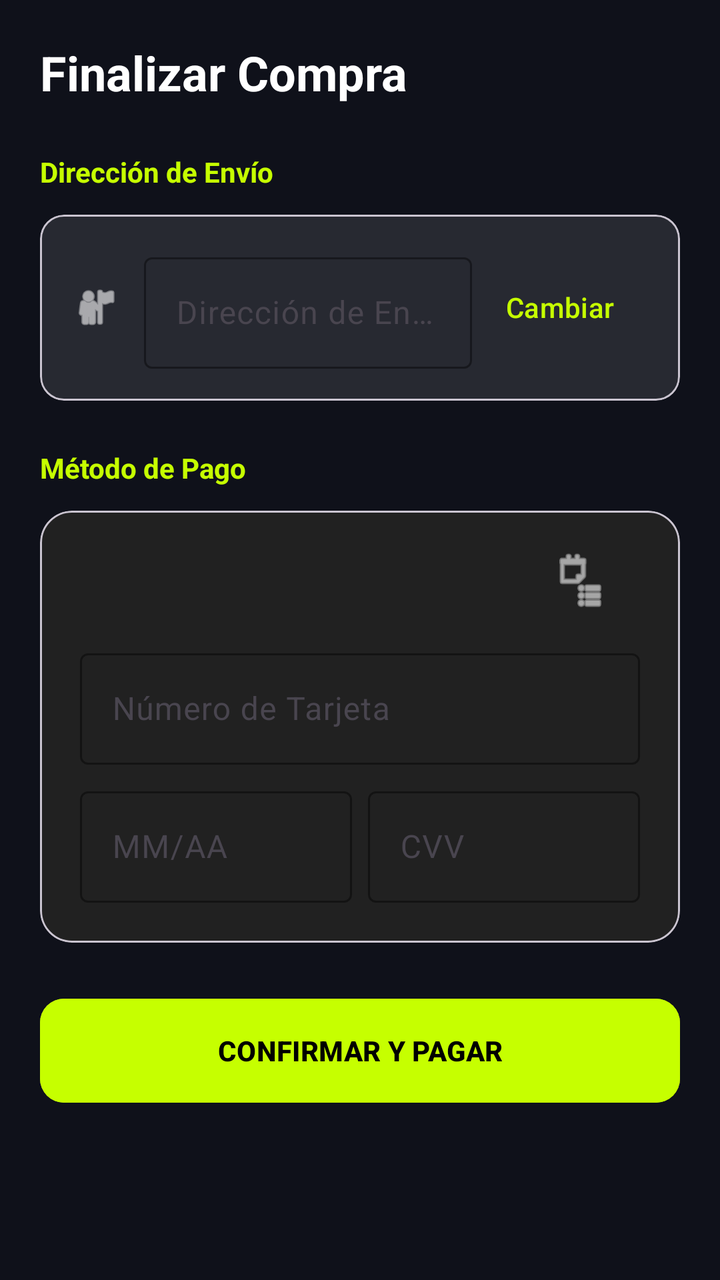
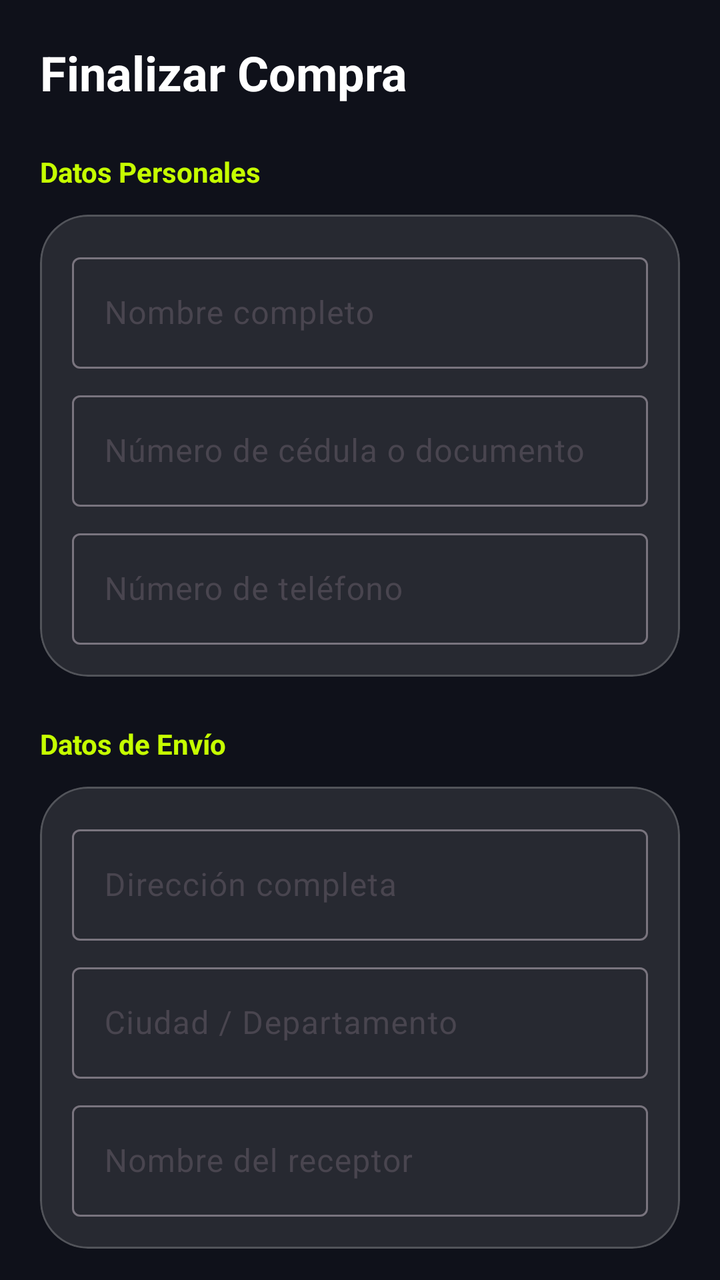

An Android layout rendered at two revisions. The XML below is the earlier revision; the diff shows what the commit changed to produce the second picture.
<!-- AndroidManifest.xml: application theme Theme.VoltCore -->
<!-- res/layout/fragment_checkout.xml -->
<?xml version="1.0" encoding="utf-8"?>
<androidx.core.widget.NestedScrollView xmlns:android="http://schemas.android.com/apk/res/android"
    xmlns:app="http://schemas.android.com/apk/res-auto"
    android:layout_width="match_parent"
    android:layout_height="match_parent"
    android:background="@color/volt_background">

    <LinearLayout
        android:layout_width="match_parent"
        android:layout_height="wrap_content"
        android:orientation="vertical"
        android:padding="20dp">

        <TextView
            android:layout_width="wrap_content"
            android:layout_height="wrap_content"
            android:text="Finalizar Compra"
            android:textColor="@color/white"
            android:textSize="24sp"
            android:textStyle="bold"
            android:layout_marginBottom="24dp"/>

        
        <TextView
            android:layout_width="wrap_content"
            android:layout_height="wrap_content"
            android:text="Dirección de Envío"
            android:textColor="@color/volt_primary"
            android:textStyle="bold"
            android:layout_marginBottom="12dp"/>

        <com.google.android.material.card.MaterialCardView
            android:layout_width="match_parent"
            android:layout_height="wrap_content"
            app:cardBackgroundColor="@color/glass_surface"
            app:cardCornerRadius="12dp"
            android:layout_marginBottom="24dp">
            <LinearLayout
                android:layout_width="match_parent"
                android:layout_height="wrap_content"
                android:orientation="horizontal"
                android:padding="16dp"
                android:gravity="center_vertical">
                <ImageView
                    android:layout_width="24dp"
                    android:layout_height="24dp"
                    android:src="@android:drawable/ic_menu_myplaces"
                    app:tint="@color/white"
                    android:contentDescription="Ubicación"/>
                <com.google.android.material.textfield.TextInputLayout
                    android:id="@+id/tilShippingAddress"
                    android:layout_width="0dp"
                    android:layout_height="wrap_content"
                    android:layout_weight="1"
                    android:layout_marginStart="12dp"
                    android:hint="Dirección de Envío"
                    style="@style/Widget.Material3.TextInputLayout.OutlinedBox"
                    app:boxStrokeColor="@color/volt_primary"
                    app:hintTextColor="@color/volt_primary">
                    <com.google.android.material.textfield.TextInputEditText
                        android:id="@+id/etShippingAddress"
                        android:layout_width="match_parent"
                        android:layout_height="wrap_content"
                        android:textColor="@color/white" />
                </com.google.android.material.textfield.TextInputLayout>
                <Button
                    style="@style/Widget.Material3.Button.TextButton"
                    android:layout_width="wrap_content"
                    android:layout_height="wrap_content"
                    android:text="Cambiar"
                    android:textColor="@color/volt_primary"/>
            </LinearLayout>
        </com.google.android.material.card.MaterialCardView>

        
        <TextView
            android:layout_width="wrap_content"
            android:layout_height="wrap_content"
            android:text="Método de Pago"
            android:textColor="@color/volt_primary"
            android:textStyle="bold"
            android:layout_marginBottom="12dp"/>

        <com.google.android.material.card.MaterialCardView
            android:layout_width="match_parent"
            android:layout_height="wrap_content"
            app:cardBackgroundColor="#212121"
            app:cardCornerRadius="16dp"
            android:layout_marginBottom="24dp">
            <LinearLayout
                android:layout_width="match_parent"
                android:layout_height="wrap_content"
                android:orientation="vertical"
                android:padding="20dp">
                <ImageView
                    android:layout_width="60dp"
                    android:layout_height="30dp"
                    android:layout_gravity="end"
                    android:src="@android:drawable/ic_menu_agenda"
                    app:tint="@color/white"
                    android:contentDescription="Tarjeta"/>
                <com.google.android.material.textfield.TextInputLayout
                    android:layout_width="match_parent"
                    android:layout_height="wrap_content"
                    android:hint="Número de Tarjeta"
                    style="@style/Widget.Material3.TextInputLayout.OutlinedBox"
                    android:layout_marginTop="16dp"
                    app:boxStrokeColor="@color/volt_primary"
                    app:hintTextColor="@color/volt_primary">
                    <com.google.android.material.textfield.TextInputEditText
                        android:layout_width="match_parent"
                        android:layout_height="wrap_content"
                        android:inputType="number"
                        android:textColor="@color/white" />
                </com.google.android.material.textfield.TextInputLayout>

                <LinearLayout
                    android:layout_width="match_parent"
                    android:layout_height="wrap_content"
                    android:orientation="horizontal"
                    android:layout_marginTop="8dp">
                    <com.google.android.material.textfield.TextInputLayout
                        android:layout_width="0dp"
                        android:layout_height="wrap_content"
                        android:layout_weight="1"
                        android:hint="MM/AA"
                        style="@style/Widget.Material3.TextInputLayout.OutlinedBox"
                        android:layout_marginEnd="8dp"
                        app:boxStrokeColor="@color/volt_primary"
                        app:hintTextColor="@color/volt_primary">
                        <com.google.android.material.textfield.TextInputEditText
                            android:layout_width="match_parent"
                            android:layout_height="wrap_content"
                            android:textColor="@color/white" />
                    </com.google.android.material.textfield.TextInputLayout>
                    <com.google.android.material.textfield.TextInputLayout
                        android:layout_width="0dp"
                        android:layout_height="wrap_content"
                        android:layout_weight="1"
                        android:hint="CVV"
                        style="@style/Widget.Material3.TextInputLayout.OutlinedBox"
                        app:boxStrokeColor="@color/volt_primary"
                        app:hintTextColor="@color/volt_primary">
                        <com.google.android.material.textfield.TextInputEditText
                            android:layout_width="match_parent"
                            android:layout_height="wrap_content"
                            android:inputType="numberPassword"
                            android:textColor="@color/white" />
                    </com.google.android.material.textfield.TextInputLayout>
                </LinearLayout>
            </LinearLayout>
        </com.google.android.material.card.MaterialCardView>

        <com.google.android.material.button.MaterialButton
            android:id="@+id/btnConfirmPayment"
            android:layout_width="match_parent"
            android:layout_height="60dp"
            android:text="CONFIRMAR Y PAGAR"
            android:backgroundTint="@color/volt_primary"
            android:textColor="@color/black"
            android:textStyle="bold"
            app:cornerRadius="12dp" />

        <ProgressBar
            android:id="@+id/pbPayment"
            android:layout_width="wrap_content"
            android:layout_height="wrap_content"
            android:layout_gravity="center"
            android:layout_marginTop="16dp"
            android:visibility="gone"
            android:indeterminateTint="@color/volt_primary" />

    </LinearLayout>
</androidx.core.widget.NestedScrollView>
<!-- resources referenced by this layout -->
<resources>
  <color name="black">#FF000000</color>
  <color name="glass_surface">#1AFFFFFF</color>
  <color name="volt_background">#0F111A</color>
  <color name="volt_primary">#C6FF00</color>
  <color name="white">#FFFFFFFF</color>
  <style name="Theme.VoltCore" parent="Base.Theme.VoltCore" />
  <style name="Base.Theme.VoltCore" parent="Theme.Material3.DayNight.NoActionBar">
          
          <item name="colorPrimary">@color/volt_primary</item>
          <item name="android:windowBackground">@color/volt_background</item>
          <item name="colorSurface">@color/glass_surface</item>
          <item name="colorOnSurface">@color/white</item>
      </style>
</resources>

<!-- the commit's change to res/layout/fragment_checkout.xml (unified diff, before → after) -->
@@ -24,51 +24,62 @@
         <TextView
             android:layout_width="wrap_content"
             android:layout_height="wrap_content"
-            android:text="Dirección de Envío"
+            android:text="Datos Personales"
             android:textColor="@color/volt_primary"
             android:textStyle="bold"
             android:layout_marginBottom="12dp"/>
 
         <com.google.android.material.card.MaterialCardView
-            android:layout_width="match_parent"
-            android:layout_height="wrap_content"
-            app:cardBackgroundColor="@color/glass_surface"
-            app:cardCornerRadius="12dp"
+            style="@style/Widget.VoltCore.Card"
+            android:layout_width="match_parent"
+            android:layout_height="wrap_content"
             android:layout_marginBottom="24dp">
             <LinearLayout
                 android:layout_width="match_parent"
                 android:layout_height="wrap_content"
-                android:orientation="horizontal"
-                android:padding="16dp"
-                android:gravity="center_vertical">
-                <ImageView
-                    android:layout_width="24dp"
-                    android:layout_height="24dp"
-                    android:src="@android:drawable/ic_menu_myplaces"
-                    app:tint="@color/white"
-                    android:contentDescription="Ubicación"/>
-                <com.google.android.material.textfield.TextInputLayout
-                    android:id="@+id/tilShippingAddress"
-                    android:layout_width="0dp"
-                    android:layout_height="wrap_content"
-                    android:layout_weight="1"
-                    android:layout_marginStart="12dp"
-                    android:hint="Dirección de Envío"
-                    style="@style/Widget.Material3.TextInputLayout.OutlinedBox"
-                    app:boxStrokeColor="@color/volt_primary"
-                    app:hintTextColor="@color/volt_primary">
-                    <com.google.android.material.textfield.TextInputEditText
-                        android:id="@+id/etShippingAddress"
-                        android:layout_width="match_parent"
-                        android:layout_height="wrap_content"
-                        android:textColor="@color/white" />
-                </com.google.android.material.textfield.TextInputLayout>
-                <Button
-                    style="@style/Widget.Material3.Button.TextButton"
-                    android:layout_width="wrap_content"
-                    android:layout_height="wrap_content"
-                    android:text="Cambiar"
-                    android:textColor="@color/volt_primary"/>
+                android:orientation="vertical"
+                android:padding="16dp">
+                <com.google.android.material.textfield.TextInputLayout
+                    android:id="@+id/tilFullName"
+                    android:layout_width="match_parent"
+                    android:layout_height="wrap_content"
+                    android:hint="Nombre completo"
+                    style="@style/Widget.Material3.TextInputLayout.OutlinedBox"
+                    android:layout_marginBottom="8dp">
+                    <com.google.android.material.textfield.TextInputEditText
+                        android:id="@+id/etFullName"
+                        android:layout_width="match_parent"
+                        android:layout_height="wrap_content"
+                        android:inputType="textPersonName"
+                        android:textColor="@color/white" />
+                </com.google.android.material.textfield.TextInputLayout>
+                <com.google.android.material.textfield.TextInputLayout
+                    android:id="@+id/tilDocument"
+                    android:layout_width="match_parent"
+                    android:layout_height="wrap_content"
+                    android:hint="Número de cédula o documento"
+                    style="@style/Widget.Material3.TextInputLayout.OutlinedBox"
+                    android:layout_marginBottom="8dp">
+                    <com.google.android.material.textfield.TextInputEditText
+                        android:id="@+id/etDocument"
+                        android:layout_width="match_parent"
+                        android:layout_height="wrap_content"
+                        android:inputType="number"
+                        android:textColor="@color/white" />
+                </com.google.android.material.textfield.TextInputLayout>
+                <com.google.android.material.textfield.TextInputLayout
+                    android:id="@+id/tilPhone"
+                    android:layout_width="match_parent"
+                    android:layout_height="wrap_content"
+                    android:hint="Número de teléfono"
+                    style="@style/Widget.Material3.TextInputLayout.OutlinedBox">
+                    <com.google.android.material.textfield.TextInputEditText
+                        android:id="@+id/etPhone"
+                        android:layout_width="match_parent"
+                        android:layout_height="wrap_content"
+                        android:inputType="phone"
+                        android:textColor="@color/white" />
+                </com.google.android.material.textfield.TextInputLayout>
             </LinearLayout>
         </com.google.android.material.card.MaterialCardView>
 
@@ -76,78 +87,247 @@
         <TextView
             android:layout_width="wrap_content"
             android:layout_height="wrap_content"
+            android:text="Datos de Envío"
+            android:textColor="@color/volt_primary"
+            android:textStyle="bold"
+            android:layout_marginBottom="12dp"/>
+
+        <com.google.android.material.card.MaterialCardView
+            style="@style/Widget.VoltCore.Card"
+            android:layout_width="match_parent"
+            android:layout_height="wrap_content"
+            android:layout_marginBottom="24dp">
+            <LinearLayout
+                android:layout_width="match_parent"
+                android:layout_height="wrap_content"
+                android:orientation="vertical"
+                android:padding="16dp">
+                <com.google.android.material.textfield.TextInputLayout
+                    android:id="@+id/tilShippingAddress"
+                    android:layout_width="match_parent"
+                    android:layout_height="wrap_content"
+                    android:hint="Dirección completa"
+                    style="@style/Widget.Material3.TextInputLayout.OutlinedBox"
+                    android:layout_marginBottom="8dp">
+                    <com.google.android.material.textfield.TextInputEditText
+                        android:id="@+id/etShippingAddress"
+                        android:layout_width="match_parent"
+                        android:layout_height="wrap_content"
+                        android:textColor="@color/white" />
+                </com.google.android.material.textfield.TextInputLayout>
+                <com.google.android.material.textfield.TextInputLayout
+                    android:id="@+id/tilCity"
+                    android:layout_width="match_parent"
+                    android:layout_height="wrap_content"
+                    android:hint="Ciudad / Departamento"
+                    style="@style/Widget.Material3.TextInputLayout.OutlinedBox"
+                    android:layout_marginBottom="8dp">
+                    <com.google.android.material.textfield.TextInputEditText
+                        android:id="@+id/etCity"
+                        android:layout_width="match_parent"
+                        android:layout_height="wrap_content"
+                        android:textColor="@color/white" />
+                </com.google.android.material.textfield.TextInputLayout>
+                <com.google.android.material.textfield.TextInputLayout
+                    android:id="@+id/tilReceiver"
+                    android:layout_width="match_parent"
+                    android:layout_height="wrap_content"
+                    android:hint="Nombre del receptor"
+                    style="@style/Widget.Material3.TextInputLayout.OutlinedBox">
+                    <com.google.android.material.textfield.TextInputEditText
+                        android:id="@+id/etReceiver"
+                        android:layout_width="match_parent"
+                        android:layout_height="wrap_content"
+                        android:textColor="@color/white" />
+                </com.google.android.material.textfield.TextInputLayout>
+            </LinearLayout>
+        </com.google.android.material.card.MaterialCardView>
+
+        
+        <TextView
+            android:layout_width="wrap_content"
+            android:layout_height="wrap_content"
             android:text="Método de Pago"
             android:textColor="@color/volt_primary"
             android:textStyle="bold"
             android:layout_marginBottom="12dp"/>
 
-        <com.google.android.material.card.MaterialCardView
-            android:layout_width="match_parent"
-            android:layout_height="wrap_content"
-            app:cardBackgroundColor="#212121"
-            app:cardCornerRadius="16dp"
-            android:layout_marginBottom="24dp">
-            <LinearLayout
-                android:layout_width="match_parent"
-                android:layout_height="wrap_content"
-                android:orientation="vertical"
-                android:padding="20dp">
-                <ImageView
-                    android:layout_width="60dp"
-                    android:layout_height="30dp"
-                    android:layout_gravity="end"
-                    android:src="@android:drawable/ic_menu_agenda"
-                    app:tint="@color/white"
-                    android:contentDescription="Tarjeta"/>
-                <com.google.android.material.textfield.TextInputLayout
-                    android:layout_width="match_parent"
-                    android:layout_height="wrap_content"
-                    android:hint="Número de Tarjeta"
-                    style="@style/Widget.Material3.TextInputLayout.OutlinedBox"
-                    android:layout_marginTop="16dp"
-                    app:boxStrokeColor="@color/volt_primary"
-                    app:hintTextColor="@color/volt_primary">
-                    <com.google.android.material.textfield.TextInputEditText
+        <com.google.android.material.chip.ChipGroup
+            android:id="@+id/cgPaymentMethods"
+            android:layout_width="match_parent"
+            android:layout_height="wrap_content"
+            android:layout_marginBottom="16dp"
+            app:singleSelection="true"
+            app:selectionRequired="true">
+
+            <com.google.android.material.chip.Chip
+                android:id="@+id/chipCard"
+                style="@style/Widget.Material3.Chip.Filter"
+                android:layout_width="wrap_content"
+                android:layout_height="wrap_content"
+                android:text="Tarjeta"
+                android:checked="true"
+                app:chipBackgroundColor="@color/glass_surface"
+                android:textColor="@color/white" />
+
+            <com.google.android.material.chip.Chip
+                android:id="@+id/chipWallet"
+                style="@style/Widget.Material3.Chip.Filter"
+                android:layout_width="wrap_content"
+                android:layout_height="wrap_content"
+                android:text="Nequi / Daviplata"
+                app:chipBackgroundColor="@color/glass_surface"
+                android:textColor="@color/white" />
+
+            <com.google.android.material.chip.Chip
+                android:id="@+id/chipCash"
+                style="@style/Widget.Material3.Chip.Filter"
+                android:layout_width="wrap_content"
+                android:layout_height="wrap_content"
+                android:text="Efectivo (Efecty)"
+                app:chipBackgroundColor="@color/glass_surface"
+                android:textColor="@color/white" />
+
+            <com.google.android.material.chip.Chip
+                android:id="@+id/chipTransfer"
+                style="@style/Widget.Material3.Chip.Filter"
+                android:layout_width="wrap_content"
+                android:layout_height="wrap_content"
+                android:text="Transferencia"
+                app:chipBackgroundColor="@color/glass_surface"
+                android:textColor="@color/white" />
+        </com.google.android.material.chip.ChipGroup>
+
+        <com.google.android.material.card.MaterialCardView
+            android:id="@+id/cvCardDetails"
+            style="@style/Widget.VoltCore.Card"
+            android:layout_width="match_parent"
+            android:layout_height="wrap_content"
+            android:layout_marginBottom="32dp">
+            <LinearLayout
+                android:layout_width="match_parent"
+                android:layout_height="wrap_content"
+                android:orientation="vertical"
+                android:padding="16dp">
+                <com.google.android.material.textfield.TextInputLayout
+                    android:id="@+id/tilCardNumber"
+                    android:layout_width="match_parent"
+                    android:layout_height="wrap_content"
+                    android:hint="Número de tarjeta"
+                    style="@style/Widget.Material3.TextInputLayout.OutlinedBox"
+                    android:layout_marginBottom="8dp">
+                    <com.google.android.material.textfield.TextInputEditText
+                        android:id="@+id/etCardNumber"
                         android:layout_width="match_parent"
                         android:layout_height="wrap_content"
                         android:inputType="number"
-                        android:textColor="@color/white" />
-                </com.google.android.material.textfield.TextInputLayout>
-
+                        android:maxLength="16"
+                        android:textColor="@color/white" />
+                </com.google.android.material.textfield.TextInputLayout>
+                <com.google.android.material.textfield.TextInputLayout
+                    android:id="@+id/tilCardHolder"
+                    android:layout_width="match_parent"
+                    android:layout_height="wrap_content"
+                    android:hint="Nombre del titular"
+                    style="@style/Widget.Material3.TextInputLayout.OutlinedBox"
+                    android:layout_marginBottom="8dp">
+                    <com.google.android.material.textfield.TextInputEditText
+                        android:id="@+id/etCardHolder"
+                        android:layout_width="match_parent"
+                        android:layout_height="wrap_content"
+                        android:inputType="textCapCharacters"
+                        android:textColor="@color/white" />
+                </com.google.android.material.textfield.TextInputLayout>
                 <LinearLayout
                     android:layout_width="match_parent"
                     android:layout_height="wrap_content"
-                    android:orientation="horizontal"
-                    android:layout_marginTop="8dp">
+                    android:orientation="horizontal">
                     <com.google.android.material.textfield.TextInputLayout
+                        android:id="@+id/tilExpiry"
                         android:layout_width="0dp"
                         android:layout_height="wrap_content"
                         android:layout_weight="1"
                         android:hint="MM/AA"
                         style="@style/Widget.Material3.TextInputLayout.OutlinedBox"
-                        android:layout_marginEnd="8dp"
-                        app:boxStrokeColor="@color/volt_primary"
-                        app:hintTextColor="@color/volt_primary">
+                        android:layout_marginEnd="8dp">
                         <com.google.android.material.textfield.TextInputEditText
+                            android:id="@+id/etExpiry"
                             android:layout_width="match_parent"
                             android:layout_height="wrap_content"
+                            android:inputType="date"
+                            android:maxLength="5"
                             android:textColor="@color/white" />
                     </com.google.android.material.textfield.TextInputLayout>
                     <com.google.android.material.textfield.TextInputLayout
+                        android:id="@+id/tilCvv"
                         android:layout_width="0dp"
                         android:layout_height="wrap_content"
                         android:layout_weight="1"
                         android:hint="CVV"
-                        style="@style/Widget.Material3.TextInputLayout.OutlinedBox"
-                        app:boxStrokeColor="@color/volt_primary"
-                        app:hintTextColor="@color/volt_primary">
+                        style="@style/Widget.Material3.TextInputLayout.OutlinedBox">
                         <com.google.android.material.textfield.TextInputEditText
+                            android:id="@+id/etCvv"
                             android:layout_width="match_parent"
                             android:layout_height="wrap_content"
                             android:inputType="numberPassword"
+                            android:maxLength="4"
                             android:textColor="@color/white" />
                     </com.google.android.material.textfield.TextInputLayout>
                 </LinearLayout>
+            </LinearLayout>
+        </com.google.android.material.card.MaterialCardView>
+
+        <com.google.android.material.card.MaterialCardView
+            android:id="@+id/cvWalletDetails"
+            style="@style/Widget.VoltCore.Card"
+            android:layout_width="match_parent"
+            android:layout_height="wrap_content"
+            android:layout_marginBottom="32dp"
+            android:visibility="gone">
+            <LinearLayout
+                android:layout_width="match_parent"
+                android:layout_height="wrap_content"
+                android:orientation="vertical"
+                android:padding="16dp">
+                <TextView
+                    android:layout_width="wrap_content"
+                    android:layout_height="wrap_content"
+                    android:text="Ingresa tu número de celular vinculado"
+                    android:textColor="@color/white"
+                    android:layout_marginBottom="12dp" />
+                <com.google.android.material.textfield.TextInputLayout
+                    android:id="@+id/tilWalletPhone"
+                    android:layout_width="match_parent"
+                    android:layout_height="wrap_content"
+                    android:hint="Celular (Nequi/Daviplata)"
+                    style="@style/Widget.Material3.TextInputLayout.OutlinedBox">
+                    <com.google.android.material.textfield.TextInputEditText
+                        android:id="@+id/etWalletPhone"
+                        android:layout_width="match_parent"
+                        android:layout_height="wrap_content"
+                        android:inputType="phone"
+                        android:textColor="@color/white" />
+                </com.google.android.material.textfield.TextInputLayout>
+            </LinearLayout>
+        </com.google.android.material.card.MaterialCardView>
+
+        <com.google.android.material.card.MaterialCardView
+            android:id="@+id/cvCashDetails"
+            style="@style/Widget.VoltCore.Card"
+            android:layout_width="match_parent"
+            android:layout_height="wrap_content"
+            android:layout_marginBottom="32dp"
+            android:visibility="gone">
+            <LinearLayout
+                android:layout_width="match_parent"
+                android:layout_height="wrap_content"
+                android:orientation="vertical"
+                android:padding="16dp">
+                <TextView
+                    android:layout_width="wrap_content"
+                    android:layout_height="wrap_content"
+                    android:text="Se generará un convenio para pagar en puntos físicos."
+                    android:textColor="@color/white" />
             </LinearLayout>
         </com.google.android.material.card.MaterialCardView>
 
<!-- resource entries referenced after the edit -->
@@ -5,7 +5,14 @@
   <color name="volt_background">#0F111A</color>
   <color name="volt_primary">#C6FF00</color>
   <color name="white">#FFFFFFFF</color>
+  <style name="Widget.VoltCore.Card" parent="Widget.Material3.CardView.Filled">
+          <item name="cardCornerRadius">24dp</item>
+          <item name="cardBackgroundColor">@color/glass_surface</item>
+          <item name="strokeColor">@color/glass_stroke</item>
+          <item name="strokeWidth">1dp</item>
+      </style>
   <style name="Theme.VoltCore" parent="Base.Theme.VoltCore" />
+  <color name="glass_stroke">#33FFFFFF</color>
   <style name="Base.Theme.VoltCore" parent="Theme.Material3.DayNight.NoActionBar">
           
           <item name="colorPrimary">@color/volt_primary</item>
